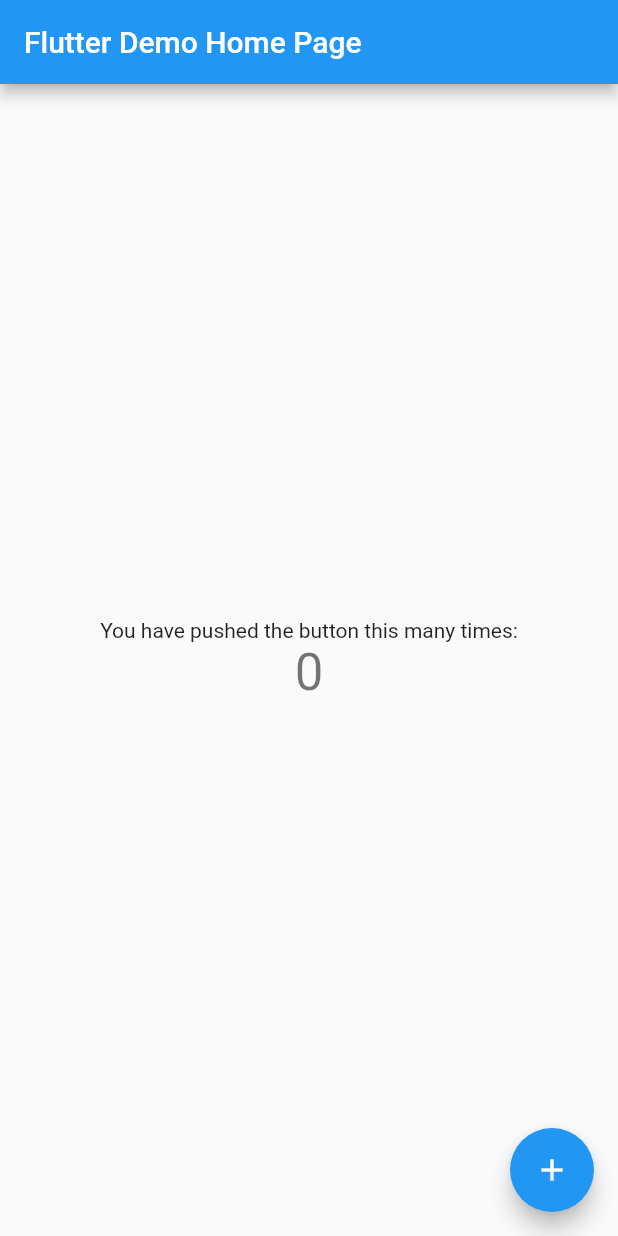
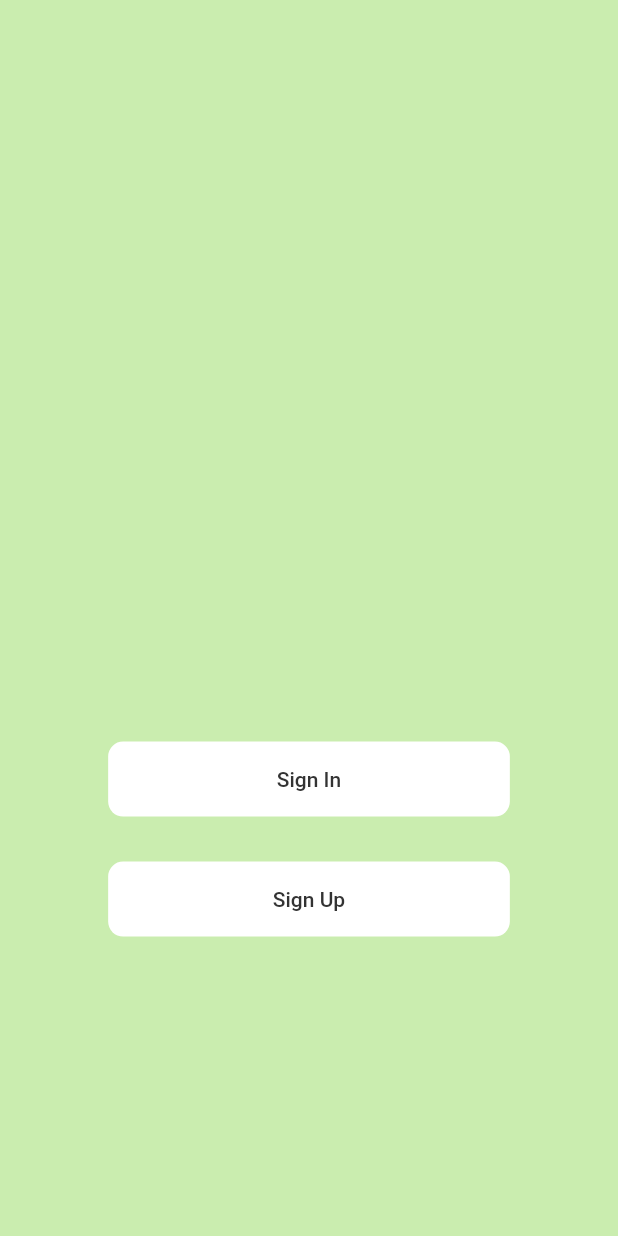
Before and after one commit to EdwinShiu/HackUST-fakeust, a Flutter app: the screen it shows after launch, on a phone screen of 412 x 824 dp. Run offline on Flutter 3.47's test engine with Material 2 defaults, Android fonts, the phone set to English and light mode, and no system bars.

Commit message:
startupPage

```diff
--- /dev/null
+++ b/lib/Constants/constants.dart
@@ -0,0 +1,5 @@
+
+const String appTitle = 'HackUST';
+const int textPrimaryColor = 0xFF333333;
+const int colorWhite = 0xFFFFFFFF;
+const int backgroundPrimaryColor = 0xFFCAEDAF;
--- /dev/null
+++ b/lib/Pages/StartUpPage/startupPage.dart
@@ -0,0 +1,70 @@
+import 'package:flutter/material.dart';
+
+import '../../Constants/constants.dart';
+
+class StartupPage extends StatelessWidget {
+
+  @override
+  Widget build(BuildContext context) {
+    var screenHeight = MediaQuery.of(context).size.height;
+    var screenWidth = MediaQuery.of(context).size.width;
+    print('Height: ' + screenHeight.toString());
+
+    return SafeArea(
+      child: Scaffold(
+        body: Container(
+          color: const Color(backgroundPrimaryColor),
+          width: screenWidth,
+          child: Padding(
+            padding: EdgeInsets.only(top: screenHeight * 0.6),
+            child: Column(
+              children: [
+                TextButton(
+                  style: ButtonStyle(
+                    backgroundColor: MaterialStateProperty.all<Color>(const Color(colorWhite)),
+                    minimumSize: MaterialStateProperty.all<Size>(Size(screenWidth * 0.65, 50)),
+                    shape: MaterialStateProperty.all<RoundedRectangleBorder>(
+                      RoundedRectangleBorder(
+                        borderRadius: BorderRadius.circular(10),
+                      ),
+                    ),
+                  ),
+                  onPressed: () {
+                    print("Login");
+                  },
+                  child: Text(
+                    "Sign In",
+                    style: TextStyle(
+                      color: const Color(textPrimaryColor),
+                    ),
+                  ),
+                ),
+                SizedBox(height: 30),
+                TextButton(
+                  style: ButtonStyle(
+                    backgroundColor: MaterialStateProperty.all<Color>(const Color(colorWhite)),
+                    minimumSize: MaterialStateProperty.all<Size>(Size(screenWidth * 0.65, 50)),
+                    shape: MaterialStateProperty.all<RoundedRectangleBorder>(
+                      RoundedRectangleBorder(
+                        borderRadius: BorderRadius.circular(10),
+                      ),
+                    ),
+                  ),
+                  onPressed: () {
+                    print("Sign Up");
+                  },
+                  child: Text(
+                    "Sign Up",
+                    style: TextStyle(
+                      color: const Color(textPrimaryColor),
+                    ),
+                  ),
+                ),
+              ],
+            ),
+          ),
+        ),
+      ),
+    );
+  }
+}
--- a/lib/main.dart
+++ b/lib/main.dart
@@ -1,4 +1,7 @@
 import 'package:flutter/material.dart';
+
+import './Constants/constants.dart';
+import './Pages/StartUpPage/startupPage.dart';
 
 void main() {
   runApp(MyApp());
@@ -9,105 +12,12 @@
   @override
   Widget build(BuildContext context) {
     return MaterialApp(
-      title: 'Flutter Demo',
+      title: appTitle,
+      debugShowCheckedModeBanner: false,
       theme: ThemeData(
-        // This is the theme of your application.
-        //
-        // Try running your application with "flutter run". You'll see the
-        // application has a blue toolbar. Then, without quitting the app, try
-        // changing the primarySwatch below to Colors.green and then invoke
-        // "hot reload" (press "r" in the console where you ran "flutter run",
-        // or simply save your changes to "hot reload" in a Flutter IDE).
-        // Notice that the counter didn't reset back to zero; the application
-        // is not restarted.
         primarySwatch: Colors.blue,
       ),
-      home: MyHomePage(title: 'Flutter Demo Home Page'),
+      home: StartupPage(),
     );
   }
 }
-
-class MyHomePage extends StatefulWidget {
-  MyHomePage({Key key, this.title}) : super(key: key);
-
-  // This widget is the home page of your application. It is stateful, meaning
-  // that it has a State object (defined below) that contains fields that affect
-  // how it looks.
-
-  // This class is the configuration for the state. It holds the values (in this
-  // case the title) provided by the parent (in this case the App widget) and
-  // used by the build method of the State. Fields in a Widget subclass are
-  // always marked "final".
-
-  final String title;
-
-  @override
-  _MyHomePageState createState() => _MyHomePageState();
-}
-
-class _MyHomePageState extends State<MyHomePage> {
-  int _counter = 0;
-
-  void _incrementCounter() {
-    setState(() {
-      // This call to setState tells the Flutter framework that something has
-      // changed in this State, which causes it to rerun the build method below
-      // so that the display can reflect the updated values. If we changed
-      // _counter without calling setState(), then the build method would not be
-      // called again, and so nothing would appear to happen.
-      _counter++;
-    });
-  }
-
-  @override
-  Widget build(BuildContext context) {
-    // This method is rerun every time setState is called, for instance as done
-    // by the _incrementCounter method above.
-    //
-    // The Flutter framework has been optimized to make rerunning build methods
-    // fast, so that you can just rebuild anything that needs updating rather
-    // than having to individually change instances of widgets.
-    return Scaffold(
-      appBar: AppBar(
-        // Here we take the value from the MyHomePage object that was created by
-        // the App.build method, and use it to set our appbar title.
-        title: Text(widget.title),
-      ),
-      body: Center(
-        // Center is a layout widget. It takes a single child and positions it
-        // in the middle of the parent.
-        child: Column(
-          // Column is also a layout widget. It takes a list of children and
-          // arranges them vertically. By default, it sizes itself to fit its
-          // children horizontally, and tries to be as tall as its parent.
-          //
-          // Invoke "debug painting" (press "p" in the console, choose the
-          // "Toggle Debug Paint" action from the Flutter Inspector in Android
-          // Studio, or the "Toggle Debug Paint" command in Visual Studio Code)
-          // to see the wireframe for each widget.
-          //
-          // Column has various properties to control how it sizes itself and
-          // how it positions its children. Here we use mainAxisAlignment to
-          // center the children vertically; the main axis here is the vertical
-          // axis because Columns are vertical (the cross axis would be
-          // horizontal).
-          mainAxisAlignment: MainAxisAlignment.center,
-          children: <Widget>[
-            Text(
-              'You have pushed the button this many times:',
-            ),
-            Text(
-              '$_counter',
-              style: Theme.of(context).textTheme.headline4,
-            ),
-          ],
-        ),
-      ),
-      floatingActionButton: FloatingActionButton(
-        onPressed: _incrementCounter,
-        tooltip: 'Increment',
-        child: Icon(Icons.add),
-      ), // This trailing comma makes auto-formatting nicer for build methods.
-    );
-  }
-}
```
